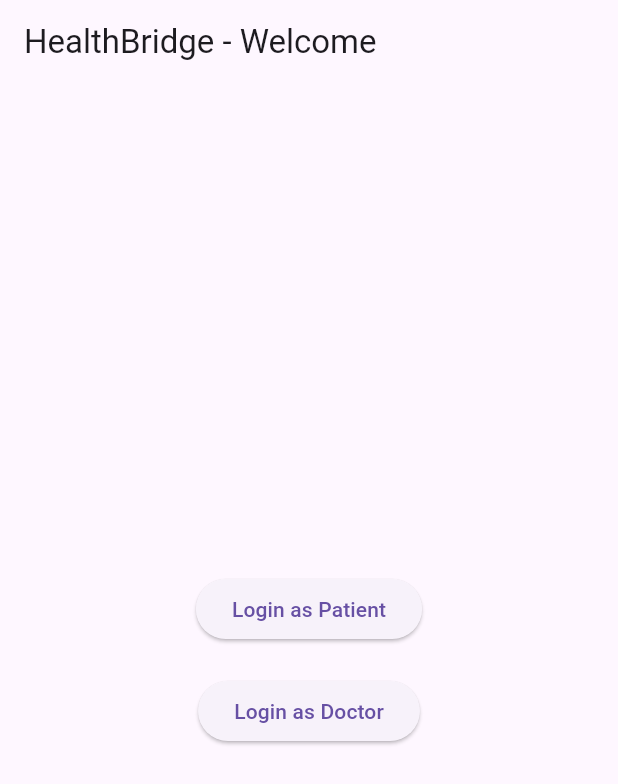
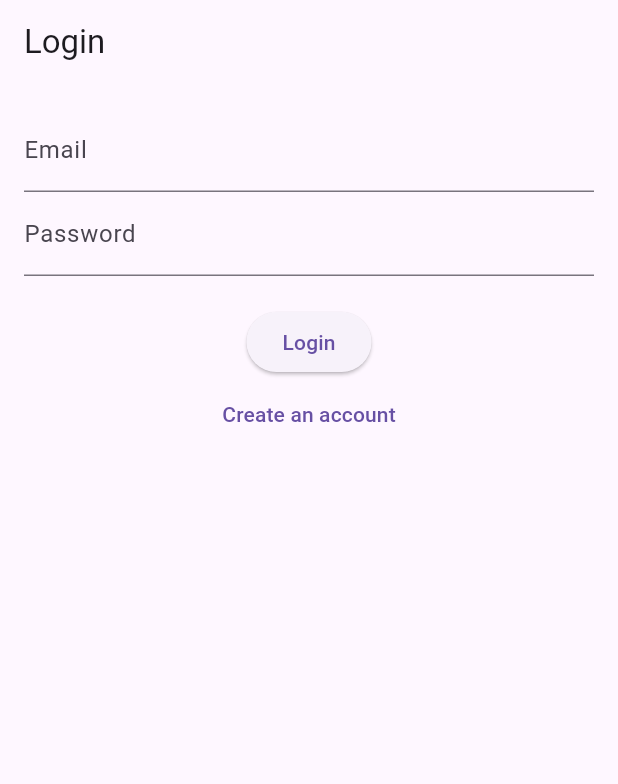
Before and after one commit to vy1216/AI-Shayak, a Flutter app: the screen it shows after launch, on a phone screen of 412 x 824 dp. Shown: the top 784 px of the screen. Run offline on Flutter 3.47's test engine with Material 3 defaults, Android fonts, the phone set to English and light mode, and no system bars; our stand-ins replace camera, cloud_firestore, firebase_auth, firebase_core, flutter_tts, image_picker; missing offline and left inert: google_ml_kit; accounts and stored records are empty.

Commit message:
Update project files

```diff
--- /dev/null
+++ b/lib/login/login_screen.dart
@@ -0,0 +1,71 @@
+
+import 'package:flutter/material.dart';
+import 'package:health_bridge/services/auth_service.dart';
+
+class LoginScreen extends StatefulWidget {
+  const LoginScreen({super.key});
+
+  @override
+  _LoginScreenState createState() => _LoginScreenState();
+}
+
+class _LoginScreenState extends State<LoginScreen> {
+  final AuthService _authService = AuthService();
+  final _formKey = GlobalKey<FormState>();
+  String _email = '';
+  String _password = '';
+  bool _isLogin = true;
+
+  void _submit() async {
+    if (_formKey.currentState!.validate()) {
+      _formKey.currentState!.save();
+      if (_isLogin) {
+        await _authService.signIn(_email, _password);
+      } else {
+        await _authService.signUp(_email, _password);
+      }
+    }
+  }
+
+  @override
+  Widget build(BuildContext context) {
+    return Scaffold(
+      appBar: AppBar(
+        title: Text(_isLogin ? 'Login' : 'Sign Up'),
+      ),
+      body: Padding(
+        padding: const EdgeInsets.all(16.0),
+        child: Form(
+          key: _formKey,
+          child: Column(
+            children: <Widget>[
+              TextFormField(
+                decoration: const InputDecoration(labelText: 'Email'),
+                validator: (value) =>
+                    value!.isEmpty ? 'Email can\'t be empty' : null,
+                onSaved: (value) => _email = value!,
+              ),
+              TextFormField(
+                decoration: const InputDecoration(labelText: 'Password'),
+                obscureText: true,
+                validator: (value) =>
+                    value!.length < 6 ? 'Password must be at least 6 characters' : null,
+                onSaved: (value) => _password = value!,
+              ),
+              const SizedBox(height: 20),
+              ElevatedButton(onPressed: _submit, child: Text(_isLogin ? 'Login' : 'Sign Up')),
+              TextButton(
+                onPressed: () {
+                  setState(() {
+                    _isLogin = !_isLogin;
+                  });
+                },
+                child: Text(_isLogin ? 'Create an account' : 'Have an account? Login'),
+              ),
+            ],
+          ),
+        ),
+      ),
+    );
+  }
+}
--- a/lib/main.dart
+++ b/lib/main.dart
@@ -1,30 +1,25 @@
 
 import 'package:flutter/material.dart';
-import 'package:health_bridge/auth/auth_screen.dart';
-import 'package:health_bridge/patient_dashboard/patient_dashboard_screen.dart';
-import 'package:health_bridge/doctor_dashboard/doctor_dashboard_screen.dart';
+import 'package:firebase_core/firebase_core.dart';
+import 'package:health_bridge/wrapper.dart';
 
-void main() {
-  runApp(const HealthBridgeApp());
+void main() async {
+  WidgetsFlutterBinding.ensureInitialized();
+  await Firebase.initializeApp();
+  runApp(const MyApp());
 }
 
-class HealthBridgeApp extends StatelessWidget {
-  const HealthBridgeApp({super.key});
+class MyApp extends StatelessWidget {
+  const MyApp({super.key});
 
   @override
   Widget build(BuildContext context) {
     return MaterialApp(
-      title: 'HealthBridge',
+      title: 'Patient-Doctor Bridge',
       theme: ThemeData(
         primarySwatch: Colors.blue,
-        visualDensity: VisualDensity.adaptivePlatformDensity,
       ),
-      initialRoute: '/',
-      routes: {
-        '/': (context) => const AuthScreen(),
-        '/patient_dashboard': (context) => const PatientDashboardScreen(),
-        '/doctor_dashboard': (context) => const DoctorDashboardScreen(),
-      },
+      home: const Wrapper(),
     );
   }
 }
--- /dev/null
+++ b/lib/services/auth_service.dart
@@ -0,0 +1,24 @@
+
+import 'package:firebase_auth/firebase_auth.dart';
+
+class AuthService {
+  final FirebaseAuth _auth = FirebaseAuth.instance;
+
+  Future<User?> signIn(String email, String password) async {
+    final UserCredential result = await _auth.signInWithEmailAndPassword(
+        email: email, password: password);
+    return result.user;
+  }
+
+  Future<User?> signUp(String email, String password) async {
+    final UserCredential result = await _auth.createUserWithEmailAndPassword(
+        email: email, password: password);
+    return result.user;
+  }
+
+  Future<void> signOut() async {
+    await _auth.signOut();
+  }
+
+  Stream<User?> get user => _auth.authStateChanges();
+}
--- /dev/null
+++ b/lib/wrapper.dart
@@ -0,0 +1,40 @@
+
+import 'package:firebase_auth/firebase_auth.dart';
+import 'package:flutter/material.dart';
+import 'package:health_bridge/doctor_dashboard/patient_list_screen.dart';
+import 'package:health_bridge/login/login_screen.dart';
+import 'package:health_bridge/patient_dashboard/patient_dashboard_screen.dart';
+import 'package:health_bridge/services/auth_service.dart';
+
+class Wrapper extends StatelessWidget {
+  const Wrapper({super.key});
+
+  @override
+  Widget build(BuildContext context) {
+    final AuthService authService = AuthService();
+    return StreamBuilder<User?>(
+      stream: authService.user,
+      builder: (BuildContext context, AsyncSnapshot<User?> snapshot) {
+        if (snapshot.connectionState == ConnectionState.active) {
+          final User? user = snapshot.data;
+          if (user == null) {
+            return const LoginScreen();
+          } else {
+            // Simple role-based routing
+            if (user.email!.contains('doctor')) {
+              return const PatientListScreen();
+            } else {
+              return const PatientDashboardScreen();
+            }
+          }
+        } else {
+          return const Scaffold(
+            body: Center(
+              child: CircularProgressIndicator(),
+            ),
+          );
+        }
+      },
+    );
+  }
+}
```
Also changed, not shown: analysis_options.yaml (added, +28 -0 lines), lib/doctor_dashboard/doctor_dashboard_screen.dart (+27 -12 lines), lib/doctor_dashboard/patient_list_screen.dart (added, +41 -0 lines), lib/patient_dashboard/patient_dashboard_screen.dart (+13 -3 lines), lib/prescription_reader/prescription_reader_screen.dart (added, +65 -0 lines), lib/services/call_service.dart (added, +13 -0 lines), lib/services/database_service.dart (added, +18 -0 lines), lib/services/ocr_service.dart (+13 -10 lines), lib/services/tts_service.dart (added, +14 -0 lines), lib/symptom_tracker/symptom_tracker_screen.dart (added, +70 -0 lines), pubspec.yaml (+12 -5 lines), pubspec.lock (added), 125 other files.
